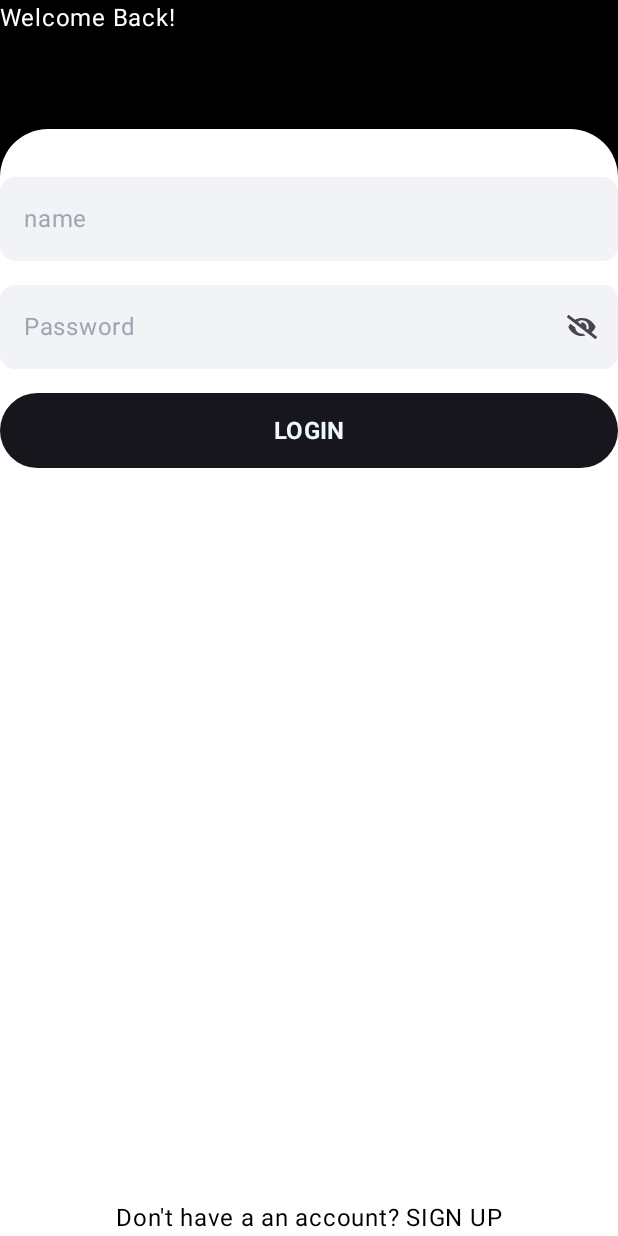
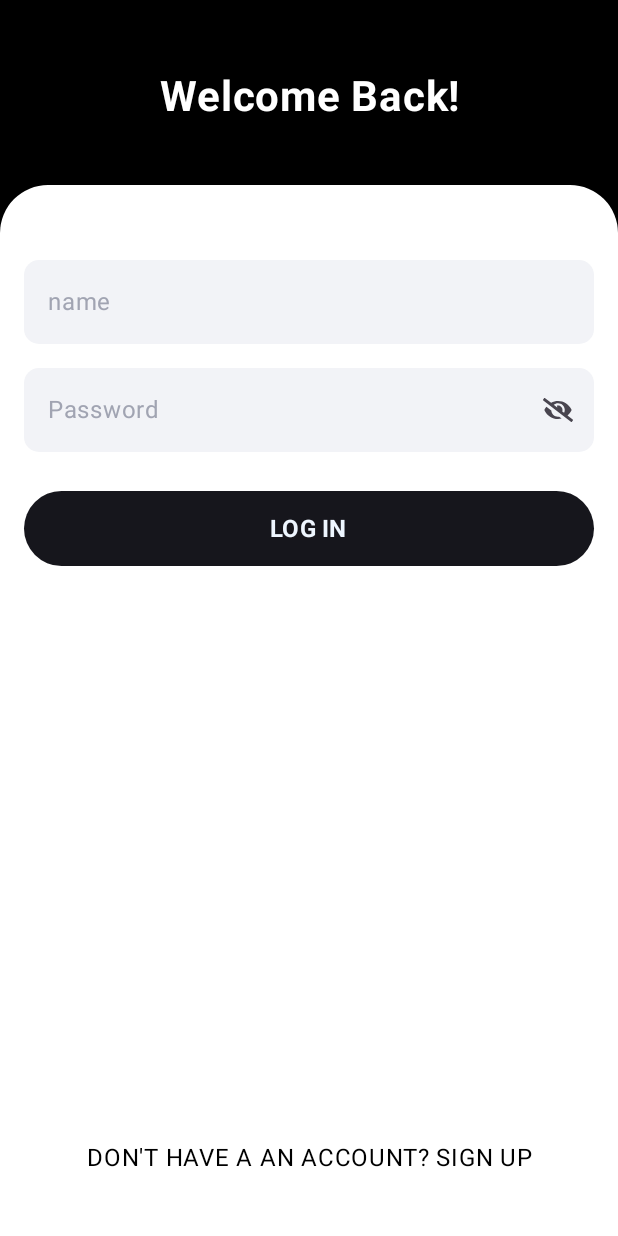
Before and after one commit to steve1rm/BusbyTasky, an Android app built with Jetpack Compose: the screen it shows after launch (HomeActivity), on a phone screen of 412 x 824 dp. Run offline under Robolectric (Android 15) with nearby library versions, the phone set to English and light mode, and no system bars.

Commit message:
Fixing the layout for login screen

```diff
--- a/component/src/main/java/me/androidbox/component/login/LoginScreen.kt
+++ b/component/src/main/java/me/androidbox/component/login/LoginScreen.kt
@@ -9,8 +9,12 @@ import androidx.compose.runtime.*
 import androidx.compose.ui.Alignment
 import androidx.compose.ui.Modifier
 import androidx.compose.ui.graphics.Color
+import androidx.compose.ui.res.stringResource
+import androidx.compose.ui.text.font.FontWeight
+import androidx.compose.ui.text.style.TextAlign
 import androidx.compose.ui.tooling.preview.Preview
 import androidx.compose.ui.unit.dp
+import androidx.compose.ui.unit.sp
 import me.androidbox.component.general.PasswordEntry
 import me.androidbox.component.general.TaskButton
 import me.androidbox.component.general.UserInputEntry
@@ -20,7 +24,6 @@ import me.androidbox.component.ui.theme.BusbyTaskyTheme
 fun LoginScreen(
     modifier: Modifier = Modifier
 ) {
-
     var username by remember {
         mutableStateOf("")
     }
@@ -37,13 +40,16 @@ fun LoginScreen(
         .fillMaxSize()
         .background(Color.Black)) {
 
+        Spacer(modifier = modifier.height(48.dp))
+
         Text(
             modifier = modifier.fillMaxWidth(),
-            text = "Welcome Back!", color = Color.White)
+            text = "Welcome Back!", color = Color.White, fontSize = 28.sp, fontWeight = FontWeight.Bold,
+            textAlign = TextAlign.Center)
 
-        Spacer(modifier = modifier.height(62.dp))
+        Spacer(modifier = modifier.height(42.dp))
+
         Box {
-
             Column(
                 modifier = modifier
                     .fillMaxSize()
@@ -51,13 +57,13 @@ fun LoginScreen(
                         color = Color.White,
                         shape = RoundedCornerShape(topStart = 32.dp, topEnd = 32.dp)
                     )
+                    .padding(horizontal = 16.dp)
             ) {
-
-                Spacer(modifier = modifier.height(32.dp))
+                Spacer(modifier = modifier.height(50.dp))
                 UserInputEntry(
                     inputValue = username,
                     isInputValid = false,
-                    placeholderText = "name",
+                    placeholderText = stringResource(R.string.name),
                     onInputChange = { newText ->
                         username = newText
                     }
@@ -66,17 +72,17 @@ fun LoginScreen(
 
                 PasswordEntry(
                     passwordValue = password,
-                    placeholderText = "Password", // FIXME stringResource(R.string.password),
+                    placeholderText = stringResource(R.string.password),
                     isPasswordVisible = isPasswordVisible,
                     onPasswordChange = { newText ->
                         password = newText
                     }
                 )
 
-                Spacer(modifier = Modifier.height(16.dp))
+                Spacer(modifier = Modifier.height(26.dp))
 
                 TaskButton(
-                    buttonText = "Login", // FIXME stringResource(R.string.login),
+                    buttonText = stringResource(R.string.login).uppercase(),
                     onButtonClick = {
                         /* TODO send to room database username and password check if correct/incorrect */
                         Log.d("LOGIN", "username [$username] [$password]")
@@ -84,10 +90,15 @@ fun LoginScreen(
                 )
             }
 
-            Text(
-                modifier = modifier.align(Alignment.BottomCenter),
-                text = "Don't have a an account? SIGN UP", color = Color.Black
-            ) // TODO Use annotated string
+            Column(modifier = modifier.fillMaxWidth().align(Alignment.BottomCenter)) {
+                // TODO Use annotated string
+                Text(
+                    modifier = modifier.fillMaxWidth(),
+                    text = "Don't have a an account? SIGN UP".uppercase(), color = Color.Black,
+                    textAlign = TextAlign.Center)
+
+                Spacer(modifier = Modifier.height(40.dp))
+            }
         }
     }
 }
--- a/component/src/main/res/values/strings.xml
+++ b/component/src/main/res/values/strings.xml
@@ -1,5 +1,6 @@
 <?xml version="1.0" encoding="utf-8"?>
 <resources>
-    <string name="login">Login</string>
+    <string name="login">Log in</string>
     <string name="password">Password</string>
+    <string name="name">name</string>
 </resources>
```
